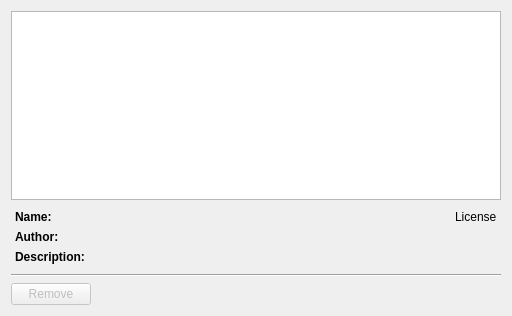
Qt form src/lib/preferences/thememanager.ui (KDE/falkon) before a commit.
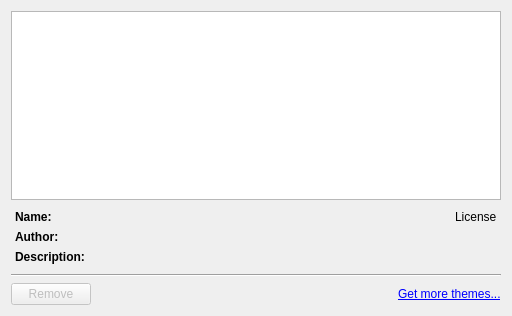
The same form after that commit. Custom widgets are drawn as their Qt base class.

Commit message: Preferences: Add links to KDE store for installing themes/extensions

Diff of the .ui file:
```diff
--- a/src/lib/preferences/thememanager.ui
+++ b/src/lib/preferences/thememanager.ui
@@ -169,6 +169,16 @@
        </property>
       </spacer>
      </item>
+     <item>
+      <widget class="QLabel" name="label_4">
+       <property name="text">
+        <string>&lt;a href=&quot;https://store.kde.org/browse/cat/572/&quot;&gt;Get more themes...&lt;/a&gt;</string>
+       </property>
+       <property name="openExternalLinks">
+        <bool>true</bool>
+       </property>
+      </widget>
+     </item>
     </layout>
    </item>
   </layout>
```
The commit also changes 2 other files.
